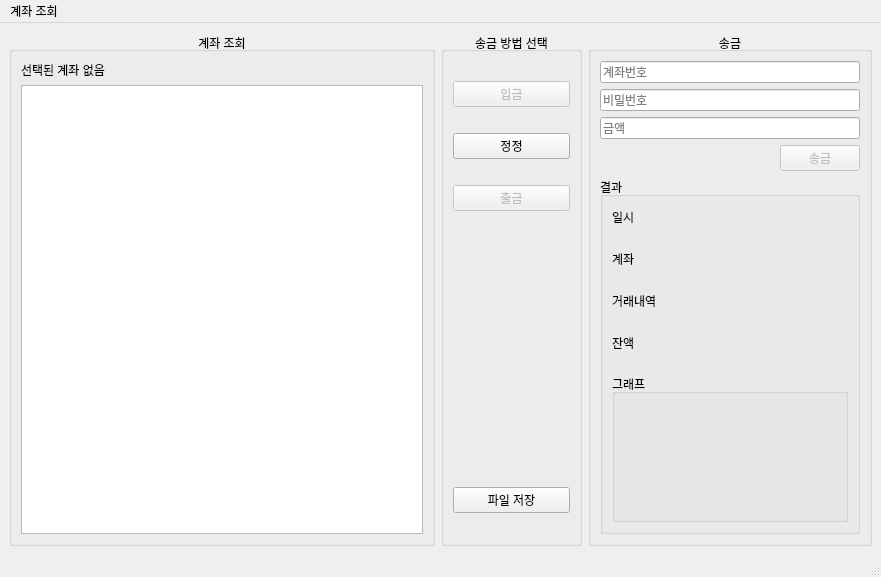
First picture: the form in mainwindow.ui, repository DevSunbi/VEDA_Side_Project, before the edit.
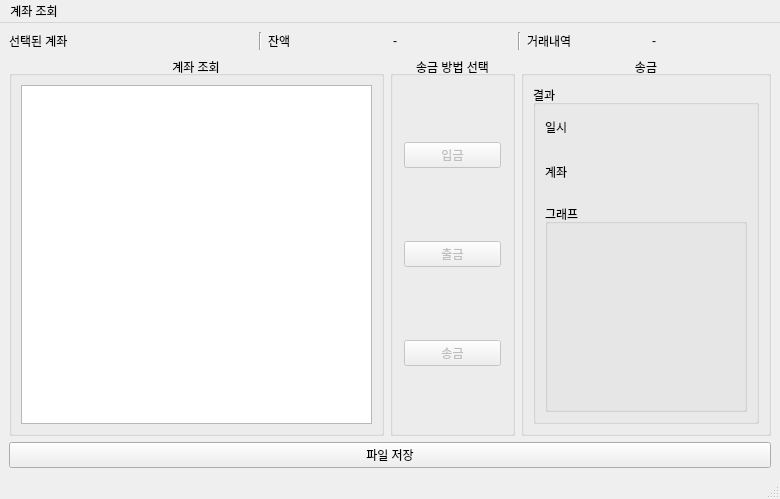
Second picture: the form after the edit.

Commit message: UI Refactor: Add transfer popup dialog, update missing UI bindings

```diff
--- a/mainwindow.ui
+++ b/mainwindow.ui
@@ -6,34 +6,30 @@
    <rect>
     <x>0</x>
     <y>0</y>
-    <width>881</width>
-    <height>577</height>
+    <width>780</width>
+    <height>499</height>
    </rect>
   </property>
   <property name="windowTitle">
    <string>MainWindow</string>
   </property>
   <widget class="QWidget" name="centralwidget">
-   <layout class="QGridLayout" name="gridLayout_3">
-    <item row="0" column="1">
+   <layout class="QGridLayout" name="gridLayout_3" rowstretch="0,0,0,0" columnstretch="0,0">
+    <item row="2" column="1">
      <layout class="QGridLayout" name="Top_Lay" columnstretch="3,1,2">
       <item row="0" column="0">
        <widget class="QGroupBox" name="AccountGroup">
+        <property name="enabled">
+         <bool>true</bool>
+        </property>
         <property name="title">
          <string>계좌 조회</string>
         </property>
         <property name="alignment">
          <set>Qt::AlignmentFlag::AlignCenter</set>
         </property>
-        <layout class="QVBoxLayout" name="verticalLayout">
-         <item>
-          <widget class="QLabel" name="Sel_acc">
-           <property name="text">
-            <string>선택된 계좌 없음</string>
-           </property>
-          </widget>
-         </item>
-         <item>
+        <layout class="QGridLayout" name="gridLayout_2">
+         <item row="0" column="0">
           <widget class="QTableView" name="Acc_tableview"/>
          </item>
         </layout>
@@ -41,13 +37,31 @@
       </item>
       <item row="0" column="1">
        <widget class="QGroupBox" name="Select_Group">
+        <property name="enabled">
+         <bool>true</bool>
+        </property>
         <property name="title">
          <string>송금 방법 선택</string>
         </property>
         <property name="alignment">
          <set>Qt::AlignmentFlag::AlignCenter</set>
         </property>
-        <layout class="QVBoxLayout" name="verticalLayout_2">
+        <layout class="QVBoxLayout" name="verticalLayout_2" stretch="0,0,0">
+         <property name="spacing">
+          <number>7</number>
+         </property>
+         <property name="leftMargin">
+          <number>11</number>
+         </property>
+         <property name="topMargin">
+          <number>0</number>
+         </property>
+         <property name="rightMargin">
+          <number>11</number>
+         </property>
+         <property name="bottomMargin">
+          <number>0</number>
+         </property>
          <item>
           <widget class="QPushButton" name="Deposit_Btn">
            <property name="enabled">
@@ -58,13 +72,6 @@
            </property>
           </widget>
          </item>
-         <item>
-          <widget class="QPushButton" name="Re_Btn">
-           <property name="text">
-            <string>정정</string>
-           </property>
-          </widget>
-         </item>
          <item>
           <widget class="QPushButton" name="Withdraw_Btn">
            <property name="enabled">
@@ -76,25 +83,12 @@
           </widget>
          </item>
          <item>
-          <spacer name="SelectSpacer">
-           <property name="orientation">
-            <enum>Qt::Orientation::Vertical</enum>
+          <widget class="QPushButton" name="Confirm_Btn">
+           <property name="enabled">
+            <bool>false</bool>
            </property>
-           <property name="sizeType">
-            <enum>QSizePolicy::Policy::Fixed</enum>
-           </property>
-           <property name="sizeHint" stdset="0">
-            <size>
-             <width>20</width>
-             <height>250</height>
-            </size>
-           </property>
-          </spacer>
-         </item>
-         <item>
-          <widget class="QPushButton" name="Save_Btn">
            <property name="text">
-            <string>파일 저장</string>
+            <string>송금</string>
            </property>
           </widget>
          </item>
@@ -110,49 +104,6 @@
          <set>Qt::AlignmentFlag::AlignCenter</set>
         </property>
         <layout class="QVBoxLayout" name="verticalLayout_3">
-         <item>
-          <widget class="QLineEdit" name="AccountID_lbl">
-           <property name="sizePolicy">
-            <sizepolicy hsizetype="Expanding" vsizetype="Fixed">
-             <horstretch>0</horstretch>
-             <verstretch>0</verstretch>
-            </sizepolicy>
-           </property>
-           <property name="placeholderText">
-            <string>계좌번호</string>
-           </property>
-          </widget>
-         </item>
-         <item>
-          <widget class="QLineEdit" name="Password_lbl">
-           <property name="echoMode">
-            <enum>QLineEdit::EchoMode::Password</enum>
-           </property>
-           <property name="placeholderText">
-            <string>비밀번호</string>
-           </property>
-          </widget>
-         </item>
-         <item>
-          <widget class="QLineEdit" name="Amount_lbl">
-           <property name="text">
-            <string/>
-           </property>
-           <property name="placeholderText">
-            <string>금액</string>
-           </property>
-          </widget>
-         </item>
-         <item alignment="Qt::AlignmentFlag::AlignRight">
-          <widget class="QPushButton" name="Confirm_Btn">
-           <property name="enabled">
-            <bool>false</bool>
-           </property>
-           <property name="text">
-            <string>송금</string>
-           </property>
-          </widget>
-         </item>
          <item>
           <widget class="QGroupBox" name="ResultGroup">
            <property name="title">
@@ -161,7 +112,7 @@
            <property name="flat">
             <bool>false</bool>
            </property>
-           <layout class="QVBoxLayout" name="verticalLayout_5">
+           <layout class="QVBoxLayout" name="verticalLayout_5" stretch="1,3">
             <property name="spacing">
              <number>20</number>
             </property>
@@ -174,8 +125,15 @@
                 </property>
                </widget>
               </item>
-              <item row="2" column="1">
-               <widget class="QLabel" name="History_r_lbl">
+              <item row="0" column="1">
+               <widget class="QLabel" name="Date_r_lbl">
+                <property name="text">
+                 <string/>
+                </property>
+               </widget>
+              </item>
+              <item row="1" column="1">
+               <widget class="QLabel" name="Acc_r_lbl">
                 <property name="text">
                  <string/>
                 </property>
@@ -188,41 +146,6 @@
                 </property>
                </widget>
               </item>
-              <item row="2" column="0">
-               <widget class="QLabel" name="History_lbl">
-                <property name="text">
-                 <string>거래내역</string>
-                </property>
-               </widget>
-              </item>
-              <item row="1" column="1">
-               <widget class="QLabel" name="Acc_r_lbl">
-                <property name="text">
-                 <string/>
-                </property>
-               </widget>
-              </item>
-              <item row="0" column="1">
-               <widget class="QLabel" name="Date_r_lbl">
-                <property name="text">
-                 <string/>
-                </property>
-               </widget>
-              </item>
-              <item row="3" column="0">
-               <widget class="QLabel" name="CBal_lbl">
-                <property name="text">
-                 <string>잔액</string>
-                </property>
-               </widget>
-              </item>
-              <item row="3" column="1">
-               <widget class="QLabel" name="CBal_f_lbl">
-                <property name="text">
-                 <string/>
-                </property>
-               </widget>
-              </item>
              </layout>
             </item>
             <item>
@@ -245,6 +168,73 @@
       </item>
      </layout>
     </item>
+    <item row="0" column="1" rowspan="2">
+     <layout class="QHBoxLayout" name="horizontalLayout">
+      <item>
+       <widget class="QLabel" name="label">
+        <property name="text">
+         <string>선택된 계좌</string>
+        </property>
+       </widget>
+      </item>
+      <item>
+       <widget class="QLabel" name="Sel_acc">
+        <property name="text">
+         <string/>
+        </property>
+       </widget>
+      </item>
+      <item>
+       <widget class="Line" name="line">
+        <property name="orientation">
+         <enum>Qt::Orientation::Vertical</enum>
+        </property>
+       </widget>
+      </item>
+      <item>
+       <widget class="QLabel" name="CBal_lbl">
+        <property name="text">
+         <string>잔액</string>
+        </property>
+       </widget>
+      </item>
+      <item>
+       <widget class="QLabel" name="CBal_f_lbl">
+        <property name="text">
+         <string>-</string>
+        </property>
+       </widget>
+      </item>
+      <item>
+       <widget class="Line" name="line_2">
+        <property name="orientation">
+         <enum>Qt::Orientation::Vertical</enum>
+        </property>
+       </widget>
+      </item>
+      <item>
+       <widget class="QLabel" name="History_lbl">
+        <property name="text">
+         <string>거래내역</string>
+        </property>
+       </widget>
+      </item>
+      <item>
+       <widget class="QLabel" name="History_r_lbl">
+        <property name="text">
+         <string>-</string>
+        </property>
+       </widget>
+      </item>
+     </layout>
+    </item>
+    <item row="3" column="1">
+     <widget class="QPushButton" name="Save_Btn">
+      <property name="text">
+       <string>파일 저장</string>
+      </property>
+     </widget>
+    </item>
    </layout>
   </widget>
   <widget class="QMenuBar" name="menubar">
@@ -252,8 +242,8 @@
     <rect>
      <x>0</x>
      <y>0</y>
-     <width>881</width>
-     <height>25</height>
+     <width>780</width>
+     <height>21</height>
     </rect>
    </property>
    <widget class="QMenu" name="menu">
```
The commit also changes 5 other files.
